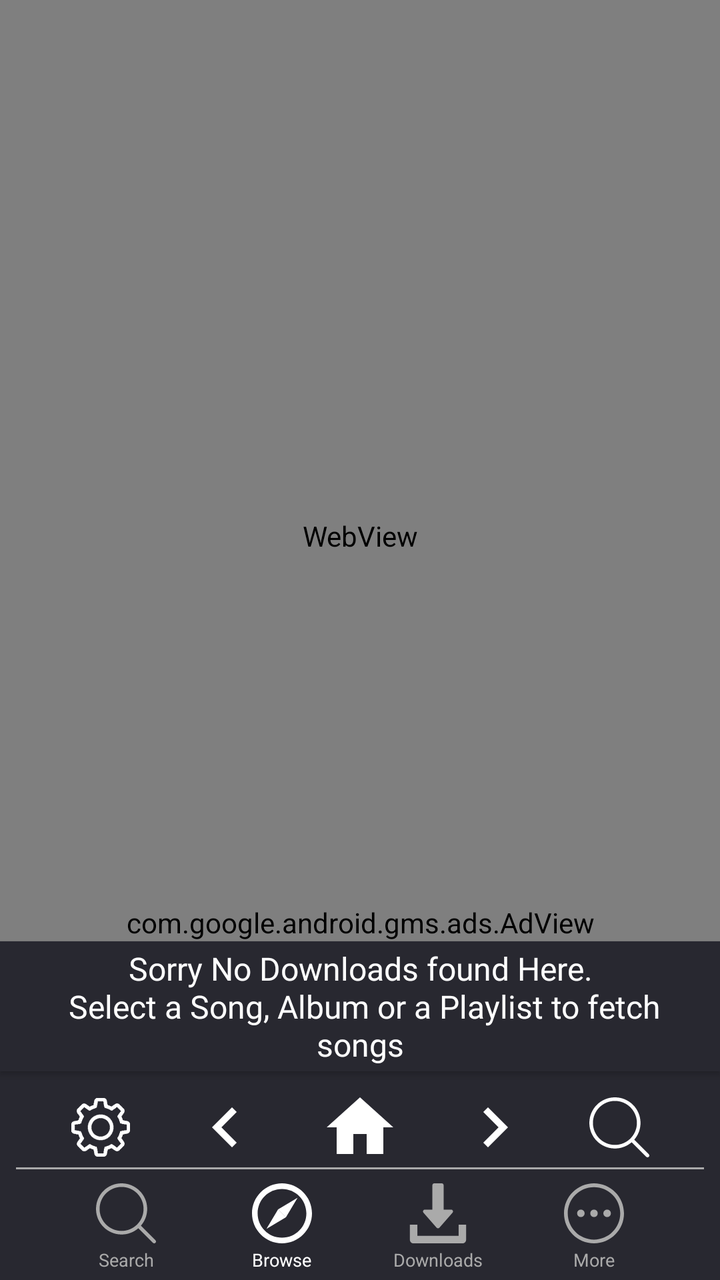
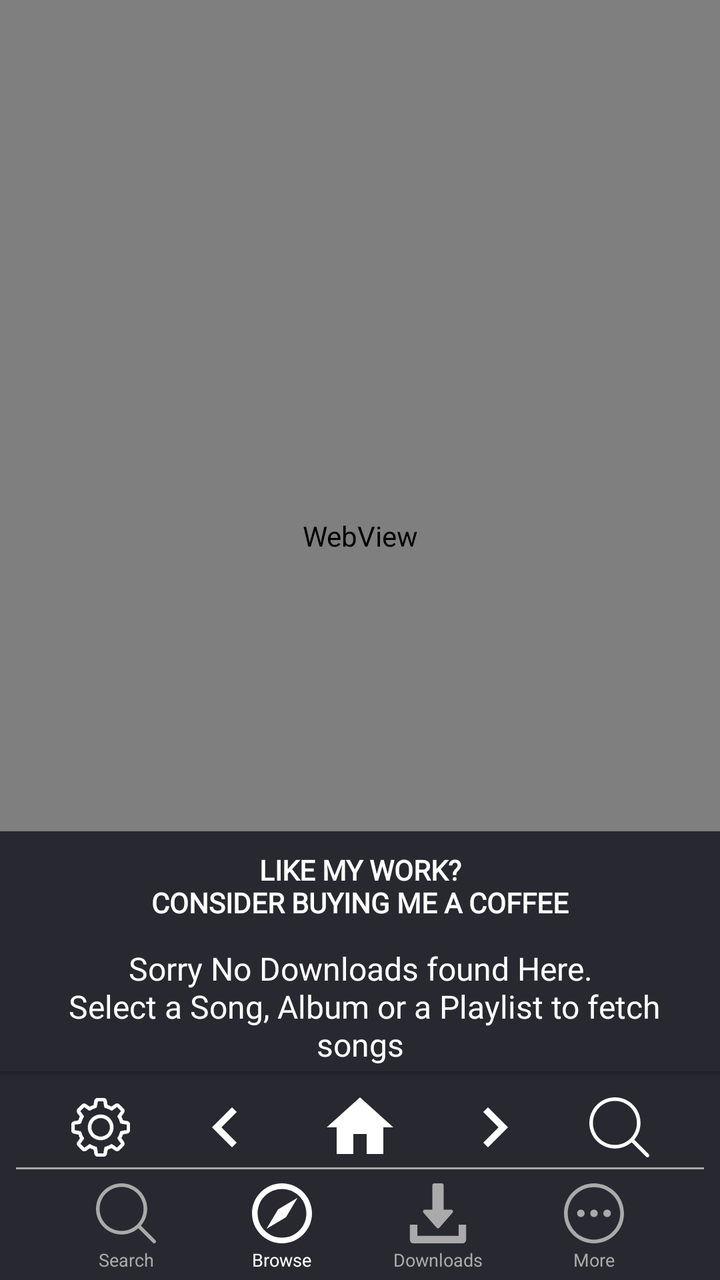

Compare the two renders of this Android layout. The source of the first and the diff that turns it into the second are given below.
<!-- AndroidManifest.xml: application theme AppTheme.NoActionBar -->
<!-- res/layout/activity_saavn_web_view.xml -->
<?xml version="1.0" encoding="utf-8"?>
<androidx.constraintlayout.widget.ConstraintLayout xmlns:android="http://schemas.android.com/apk/res/android"
    xmlns:app="http://schemas.android.com/apk/res-auto"
    xmlns:tools="http://schemas.android.com/tools"
    android:layout_width="match_parent"
    android:layout_height="match_parent"
    android:background="@color/darkAccent"
    tools:context=".SaavnWebView">

    <Button
        android:id="@+id/btn_found"
        android:layout_width="0dp"
        android:layout_height="65dp"
        android:background="@color/darkAccent"
        android:fontFamily="@font/jockey_one"
        android:paddingLeft="8dp"
        android:paddingRight="8dp"
        android:text="@string/downloads_not_founds"
        android:textAlignment="center"
        android:textAllCaps="false"
        android:textColor="@android:color/white"
        android:textSize="16sp"
        app:layout_constraintBottom_toBottomOf="@+id/webView"
        app:layout_constraintEnd_toEndOf="parent"
        app:layout_constraintHorizontal_bias="1.0"
        app:layout_constraintStart_toStartOf="parent" />


    <Button
        android:id="@+id/btn_downloadSongs"
        android:layout_width="wrap_content"
        android:layout_height="wrap_content"
        android:layout_marginStart="16dp"
        android:layout_marginEnd="8dp"
        android:layout_marginBottom="8dp"
        android:background="@drawable/curvature"
        android:fontFamily="@font/abel"
        android:paddingLeft="20dp"
        android:paddingRight="20dp"
        android:text="click here to DOWNLOAD SONGS"
        android:textAllCaps="false"
        android:textColor="@android:color/white"
        android:textStyle="bold"
        android:visibility="invisible"
        app:layout_constraintBottom_toBottomOf="@+id/webView"
        app:layout_constraintEnd_toEndOf="@+id/btn_found"
        app:layout_constraintStart_toStartOf="parent" />

    <TextView
        android:id="@+id/textView3"
        android:layout_width="0dp"
        android:layout_height="40dp"
        android:background="@color/darkAccent"
        android:fontFamily="@font/advent_pro_medium"
        android:gravity="center"
        android:text="This feature is experimental, might have some bugs"
        android:textColor="@android:color/white"
        android:textSize="14sp"
        android:visibility="gone"
        app:layout_constraintEnd_toEndOf="parent"
        app:layout_constraintStart_toStartOf="parent"
        app:layout_constraintTop_toTopOf="parent" />

    <WebView
        android:id="@+id/webView"
        android:layout_width="0dp"
        android:layout_height="0dp"
        android:layout_marginBottom="8dp"
        app:layout_constraintBottom_toTopOf="@+id/web_srch_et"
        app:layout_constraintEnd_toEndOf="parent"
        app:layout_constraintHorizontal_bias="1.0"
        app:layout_constraintStart_toStartOf="parent"
        app:layout_constraintTop_toBottomOf="@+id/textView3" />

    <TextView
        android:id="@+id/tv_test_link"
        android:layout_width="0dp"
        android:layout_height="wrap_content"
        android:layout_marginStart="8dp"
        android:layout_marginEnd="8dp"
        android:maxLines="1"
        android:text="weblink"
        android:textColor="@android:color/white"
        android:textSize="12sp"
        android:visibility="gone"
        app:layout_constraintBottom_toTopOf="@+id/textView4"
        app:layout_constraintEnd_toEndOf="parent"
        app:layout_constraintHorizontal_bias="1.0"
        app:layout_constraintStart_toStartOf="parent" />

    <Button
        android:id="@+id/btm_srch"
        android:layout_width="30dp"
        android:layout_height="30dp"
        android:layout_marginBottom="2dp"
        android:background="@drawable/ic_btm_search_dull"
        android:onClick="wBtmSrch"
        app:layout_constraintBottom_toTopOf="@+id/textView2"
        app:layout_constraintEnd_toStartOf="@+id/btm_brws"
        app:layout_constraintHorizontal_bias="0.5"
        app:layout_constraintHorizontal_chainStyle="spread"
        app:layout_constraintStart_toStartOf="parent" />

    <Button
        android:id="@+id/btm_brws"
        android:layout_width="30dp"
        android:layout_height="30dp"
        android:layout_marginBottom="2dp"
        android:background="@drawable/ic_btm_browse"
        android:onClick="wBtmBrws"
        app:layout_constraintBottom_toTopOf="@+id/textView41"
        app:layout_constraintEnd_toStartOf="@+id/btm_down"
        app:layout_constraintHorizontal_bias="0.5"
        app:layout_constraintStart_toEndOf="@+id/btm_srch" />

    <Button
        android:id="@+id/btm_down"
        android:layout_width="30dp"
        android:layout_height="30dp"
        android:layout_marginBottom="2dp"
        android:background="@drawable/ic_btm_downloads_dull"
        android:onClick="wBtmDown"
        app:layout_constraintBottom_toTopOf="@+id/textView42"
        app:layout_constraintEnd_toStartOf="@+id/btm_more"
        app:layout_constraintHorizontal_bias="0.5"
        app:layout_constraintStart_toEndOf="@+id/btm_brws" />

    <Button
        android:id="@+id/btm_more"
        android:layout_width="30dp"
        android:layout_height="30dp"
        android:layout_marginBottom="2dp"
        android:background="@drawable/ic_btm_more_dull"
        android:onClick="wBtmMore"
        android:textSize="9sp"
        app:layout_constraintBottom_toTopOf="@+id/textView44"
        app:layout_constraintEnd_toEndOf="parent"
        app:layout_constraintHorizontal_bias="0.5"
        app:layout_constraintStart_toEndOf="@+id/btm_down" />

    <TextView
        android:id="@+id/textView4"
        android:layout_width="0dp"
        android:layout_height="1dp"
        android:layout_marginStart="8dp"
        android:layout_marginEnd="8dp"
        android:layout_marginBottom="7dp"
        android:background="@android:color/darker_gray"
        app:layout_constraintBottom_toTopOf="@+id/btm_brws"
        app:layout_constraintEnd_toEndOf="parent"
        app:layout_constraintStart_toStartOf="parent" />

    <Button
        android:id="@+id/btn_next_web"
        android:layout_width="40dp"
        android:layout_height="40dp"
        android:background="@drawable/ic_navigate_next_black_24dp"
        app:layout_constraintBottom_toTopOf="@+id/textView4"
        app:layout_constraintEnd_toStartOf="@+id/btn_web_serch"
        app:layout_constraintHorizontal_bias="0.5"
        app:layout_constraintStart_toEndOf="@+id/btn_home_web" />

    <Button
        android:id="@+id/btn_home_web"
        android:layout_width="40dp"
        android:layout_height="40dp"
        android:background="@drawable/ic_home_black_24dp"
        android:padding="5dp"
        app:layout_constraintBottom_toTopOf="@+id/textView4"
        app:layout_constraintEnd_toStartOf="@+id/btn_next_web"
        app:layout_constraintHorizontal_bias="0.5"
        app:layout_constraintStart_toEndOf="@+id/btn_prev_web" />

    <Button
        android:id="@+id/btn_prev_web"
        android:layout_width="40dp"
        android:layout_height="40dp"
        android:background="@drawable/ic_navigate_before_black_24dp"
        app:layout_constraintBottom_toTopOf="@+id/textView4"
        app:layout_constraintEnd_toStartOf="@+id/btn_home_web"
        app:layout_constraintHorizontal_bias="0.5"
        app:layout_constraintStart_toEndOf="@+id/btn_web_set" />

    <TextView
        android:id="@+id/textView2"
        android:layout_width="wrap_content"
        android:layout_height="wrap_content"
        android:layout_marginBottom="4dp"
        android:text="Search"
        android:textColor="@android:color/darker_gray"
        android:textSize="9sp"
        app:layout_constraintBottom_toBottomOf="parent"
        app:layout_constraintEnd_toEndOf="@+id/btm_srch"
        app:layout_constraintStart_toStartOf="@+id/btm_srch" />

    <TextView
        android:id="@+id/textView41"
        android:layout_width="wrap_content"
        android:layout_height="wrap_content"
        android:layout_marginBottom="4dp"
        android:text="Browse"
        android:textColor="@android:color/white"
        android:textSize="9sp"
        app:layout_constraintBottom_toBottomOf="parent"
        app:layout_constraintEnd_toEndOf="@+id/btm_brws"
        app:layout_constraintHorizontal_bias="0.416"
        app:layout_constraintStart_toStartOf="@+id/btm_brws" />

    <TextView
        android:id="@+id/textView42"
        android:layout_width="wrap_content"
        android:layout_height="wrap_content"
        android:layout_marginBottom="4dp"
        android:text="Downloads"
        android:textColor="@android:color/darker_gray"
        android:textSize="9sp"
        app:layout_constraintBottom_toBottomOf="parent"
        app:layout_constraintEnd_toEndOf="@+id/btm_down"
        app:layout_constraintStart_toStartOf="@+id/btm_down" />

    <TextView
        android:id="@+id/textView44"
        android:layout_width="wrap_content"
        android:layout_height="wrap_content"
        android:layout_marginBottom="4dp"
        android:text="More"
        android:textColor="@android:color/darker_gray"
        android:textSize="9sp"
        app:layout_constraintBottom_toBottomOf="parent"
        app:layout_constraintEnd_toEndOf="@+id/btm_more"
        app:layout_constraintStart_toStartOf="@+id/btm_more" />

    <Button
        android:id="@+id/btn_web_serch"
        android:layout_width="30dp"
        android:layout_height="30dp"
        android:layout_marginEnd="8dp"
        android:layout_marginBottom="5dp"
        android:background="@drawable/ic_btm_search"
        app:layout_constraintBottom_toTopOf="@+id/textView4"
        app:layout_constraintEnd_toEndOf="parent"
        app:layout_constraintHorizontal_bias="0.5"
        app:layout_constraintStart_toEndOf="@+id/btn_next_web" />

    <Button
        android:id="@+id/btn_web_set"
        android:layout_width="30dp"
        android:layout_height="30dp"
        android:layout_marginStart="8dp"
        android:layout_marginBottom="5dp"
        android:background="@drawable/ic_settings"
        app:layout_constraintBottom_toTopOf="@+id/textView4"
        app:layout_constraintEnd_toStartOf="@+id/btn_prev_web"
        app:layout_constraintHorizontal_bias="0.5"
        app:layout_constraintStart_toStartOf="parent" />

    <EditText
        android:id="@+id/web_srch_et"
        android:layout_width="0dp"
        android:layout_height="50dp"
        android:layout_marginStart="8dp"
        android:layout_marginEnd="8dp"
        android:layout_marginBottom="8dp"
        android:background="@drawable/curvature"
        android:ems="10"
        android:hint="Enter Url"
        android:imeOptions="actionSearch"
        android:inputType="text"
        android:lineSpacingExtra="8sp"
        android:paddingLeft="14dp"
        android:paddingRight="45dp"
        android:textColor="@android:color/white"
        android:textColorHint="@android:color/darker_gray"
        android:visibility="gone"
        app:layout_constraintBottom_toTopOf="@+id/btn_home_web"
        app:layout_constraintEnd_toEndOf="parent"
        app:layout_constraintStart_toStartOf="parent" />

    <com.google.android.gms.ads.AdView xmlns:ads="http://schemas.android.com/apk/res-auto"
        android:id="@+id/adView_Browse"
        android:layout_width="0dp"
        android:layout_height="wrap_content"
        android:layout_alignParentBottom="true"
        android:layout_centerHorizontal="true"
        android:visibility="visible"
        ads:adSize="BANNER"
        ads:adUnitId="@string/ad_more"
        ads:layout_constraintBottom_toTopOf="@+id/btn_found"
        ads:layout_constraintEnd_toEndOf="parent"
        ads:layout_constraintStart_toStartOf="parent"></com.google.android.gms.ads.AdView>

</androidx.constraintlayout.widget.ConstraintLayout>
<!-- resources referenced by this layout -->
<resources>
  <color name="darkAccent">#282830</color>
  <!-- drawable curvature (drawable) -->
  <?xml version="1.0" encoding="utf-8"?>
  <shape xmlns:android="http://schemas.android.com/apk/res/android"
      android:shape="rectangle">
      <corners android:radius="25dp" />
      <stroke android:width="8px" android:color="#fff" />
  </shape>
  <!-- drawable ic_btm_search (drawable) -->
  <?xml version="1.0" encoding="utf-8"?>
  <vector xmlns:android="http://schemas.android.com/apk/res/android"
      android:width="451dp"
      android:height="451dp"
      android:viewportWidth="451"
      android:viewportHeight="451">
  
      <path
          android:fillColor="#fff"
          android:pathData="M447.05,428l-109.6-109.6c29.4-33.8,47.2-77.9,47.2-126.1C384.65,86.2,298.35,0,192.35,0C86.25,0,0.05,86.3,0.05,192.3 s86.3,192.3,192.3,192.3c48.2,0,92.3-17.8,126.1-47.2L428.05,447c2.6,2.6,6.1,4,9.5,4s6.9-1.3,9.5-4 C452.25,441.8,452.25,433.2,447.05,428z M26.95,192.3c0-91.2,74.2-165.3,165.3-165.3c91.2,0,165.3,74.2,165.3,165.3 s-74.1,165.4-165.3,165.4C101.15,357.7,26.95,283.5,26.95,192.3z" />
  </vector>
  <!-- drawable ic_btm_search_dull (drawable) -->
  <?xml version="1.0" encoding="utf-8"?>
  <vector xmlns:android="http://schemas.android.com/apk/res/android"
      android:width="451dp"
      android:height="451dp"
      android:viewportWidth="451"
      android:viewportHeight="451">
  
      <path
          android:fillColor="@android:color/darker_gray"
          android:pathData="M447.05,428l-109.6-109.6c29.4-33.8,47.2-77.9,47.2-126.1C384.65,86.2,298.35,0,192.35,0C86.25,0,0.05,86.3,0.05,192.3 s86.3,192.3,192.3,192.3c48.2,0,92.3-17.8,126.1-47.2L428.05,447c2.6,2.6,6.1,4,9.5,4s6.9-1.3,9.5-4 C452.25,441.8,452.25,433.2,447.05,428z M26.95,192.3c0-91.2,74.2-165.3,165.3-165.3c91.2,0,165.3,74.2,165.3,165.3 s-74.1,165.4-165.3,165.4C101.15,357.7,26.95,283.5,26.95,192.3z" />
  </vector>
  <!-- drawable ic_home_black_24dp (drawable) -->
  <vector android:height="24dp" android:tint="#FFFFFF"
      android:viewportHeight="24.0" android:viewportWidth="24.0"
      android:width="24dp" xmlns:android="http://schemas.android.com/apk/res/android">
      <path android:fillColor="#FF000000" android:pathData="M10,20v-6h4v6h5v-8h3L12,3 2,12h3v8z"/>
  </vector>
  <!-- drawable ic_navigate_before_black_24dp (drawable) -->
  <vector android:height="24dp" android:tint="#FFFFFF"
      android:viewportHeight="24.0" android:viewportWidth="24.0"
      android:width="24dp" xmlns:android="http://schemas.android.com/apk/res/android">
      <path android:fillColor="#FF000000" android:pathData="M15.41,7.41L14,6l-6,6 6,6 1.41,-1.41L10.83,12z"/>
  </vector>
  <!-- drawable ic_navigate_next_black_24dp (drawable) -->
  <vector android:height="24dp" android:tint="#FFFFFF"
      android:viewportHeight="24.0" android:viewportWidth="24.0"
      android:width="24dp" xmlns:android="http://schemas.android.com/apk/res/android">
      <path android:fillColor="#FF000000" android:pathData="M10,6L8.59,7.41 13.17,12l-4.58,4.59L10,18l6,-6z"/>
  </vector>
  <string name="ad_more">ca-app-pub-3940256099942544/6300978111</string>
  <string name="downloads_not_founds">Sorry No Downloads found Here.\n
          Select a Song, Album or a Playlist to fetch songs</string>
  <style name="AppTheme.NoActionBar">
          <item name="windowActionBar">false</item>
          <item name="windowNoTitle">true</item>
      </style>
  <!-- unchanged entries left out for length: 4 -->
</resources>

<!-- the commit's change to res/layout/activity_saavn_web_view.xml (unified diff, before → after) -->
@@ -46,6 +46,18 @@
         app:layout_constraintEnd_toEndOf="@+id/btn_found"
         app:layout_constraintStart_toStartOf="parent" />
 
+    <LinearLayout
+        android:id="@+id/ad_layout_browse"
+        android:layout_width="0dp"
+        android:layout_height="wrap_content"
+        android:orientation="horizontal"
+        android:visibility="gone"
+        app:layout_constraintBottom_toTopOf="@+id/btn_found"
+        app:layout_constraintEnd_toEndOf="parent"
+        app:layout_constraintStart_toStartOf="parent">
+
+    </LinearLayout>
+
     <TextView
         android:id="@+id/textView3"
         android:layout_width="0dp"
@@ -61,6 +73,20 @@
         app:layout_constraintStart_toStartOf="parent"
         app:layout_constraintTop_toTopOf="parent" />
 
+    <Button
+        android:id="@+id/btn_quotes"
+        android:layout_width="0dp"
+        android:layout_height="55dp"
+        android:background="@color/darkAccent"
+        android:fontFamily="@font/roboto_bold"
+        android:text="@string/browse_coffee"
+        android:textAlignment="center"
+        android:textColor="@color/white"
+        android:textStyle="bold"
+        app:layout_constraintBottom_toTopOf="@+id/btn_found"
+        app:layout_constraintEnd_toEndOf="parent"
+        app:layout_constraintStart_toStartOf="parent" />
+
     <WebView
         android:id="@+id/webView"
         android:layout_width="0dp"
@@ -70,7 +96,9 @@
         app:layout_constraintEnd_toEndOf="parent"
         app:layout_constraintHorizontal_bias="1.0"
         app:layout_constraintStart_toStartOf="parent"
-        app:layout_constraintTop_toBottomOf="@+id/textView3" />
+        app:layout_constraintTop_toBottomOf="@+id/textView3" >
+
+    </WebView>
 
     <TextView
         android:id="@+id/tv_test_link"
@@ -284,7 +312,7 @@
         android:layout_centerHorizontal="true"
         android:visibility="visible"
         ads:adSize="BANNER"
-        ads:adUnitId="@string/ad_more"
+        ads:adUnitId="@string/banner5"
         ads:layout_constraintBottom_toTopOf="@+id/btn_found"
         ads:layout_constraintEnd_toEndOf="parent"
         ads:layout_constraintStart_toStartOf="parent"></com.google.android.gms.ads.AdView>
<!-- resource entries referenced after the edit -->
@@ -50,7 +50,8 @@
       android:width="24dp" xmlns:android="http://schemas.android.com/apk/res/android">
       <path android:fillColor="#FF000000" android:pathData="M10,6L8.59,7.41 13.17,12l-4.58,4.59L10,18l6,-6z"/>
   </vector>
-  <string name="ad_more">ca-app-pub-3940256099942544/6300978111</string>
+  <string name="banner5">ca-app-pub-3940256099942544/6300978111</string>
+  <string name="browse_coffee">Like my work?\nConsider Buying me a Coffee</string>
   <string name="downloads_not_founds">Sorry No Downloads found Here.\n
           Select a Song, Album or a Playlist to fetch songs</string>
   <style name="AppTheme.NoActionBar">
